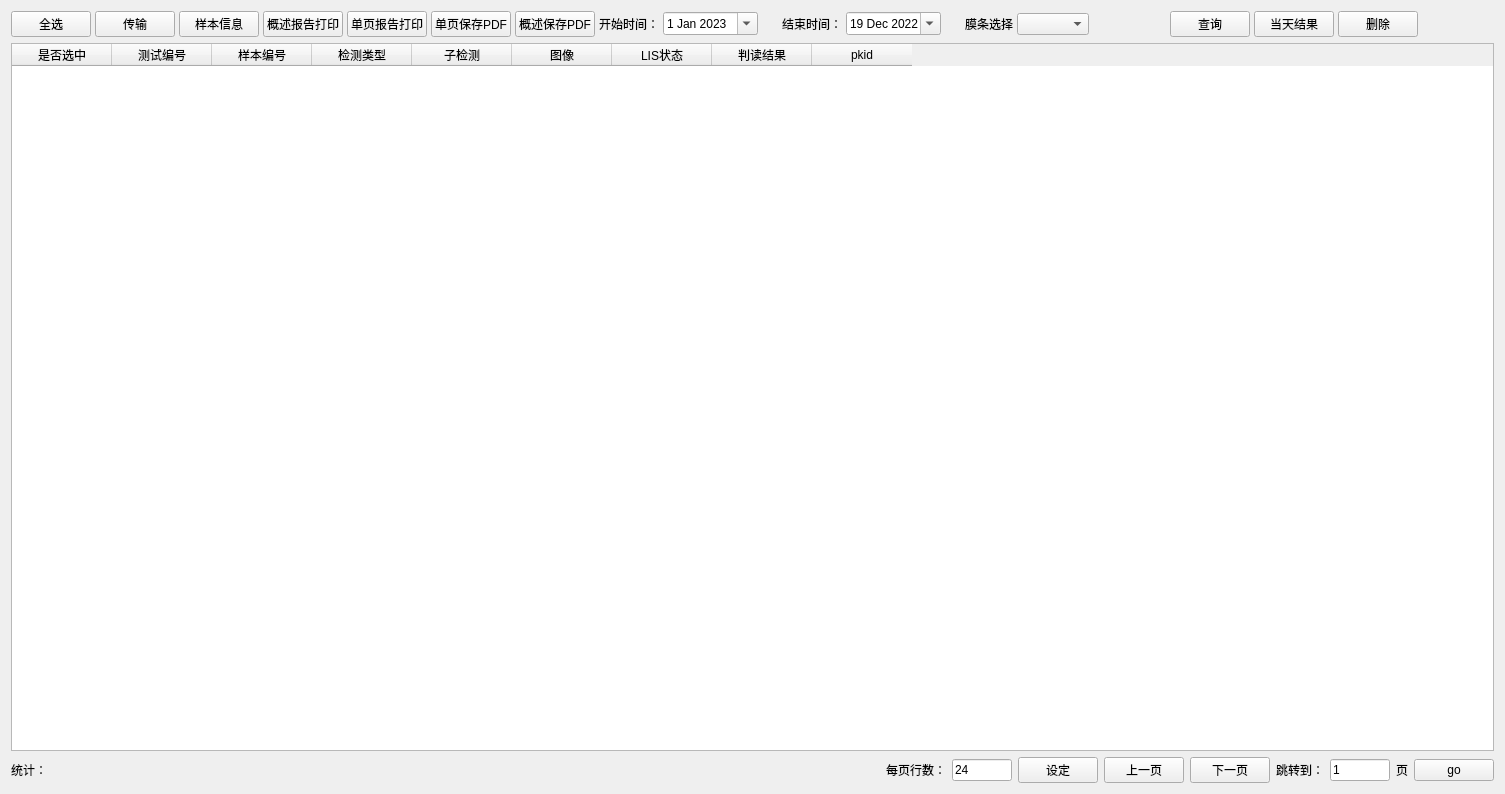
Old version of the form HumablotPro/src/Camera/TestResultDataAll.ui in the repository kevinkingmin/72FA.
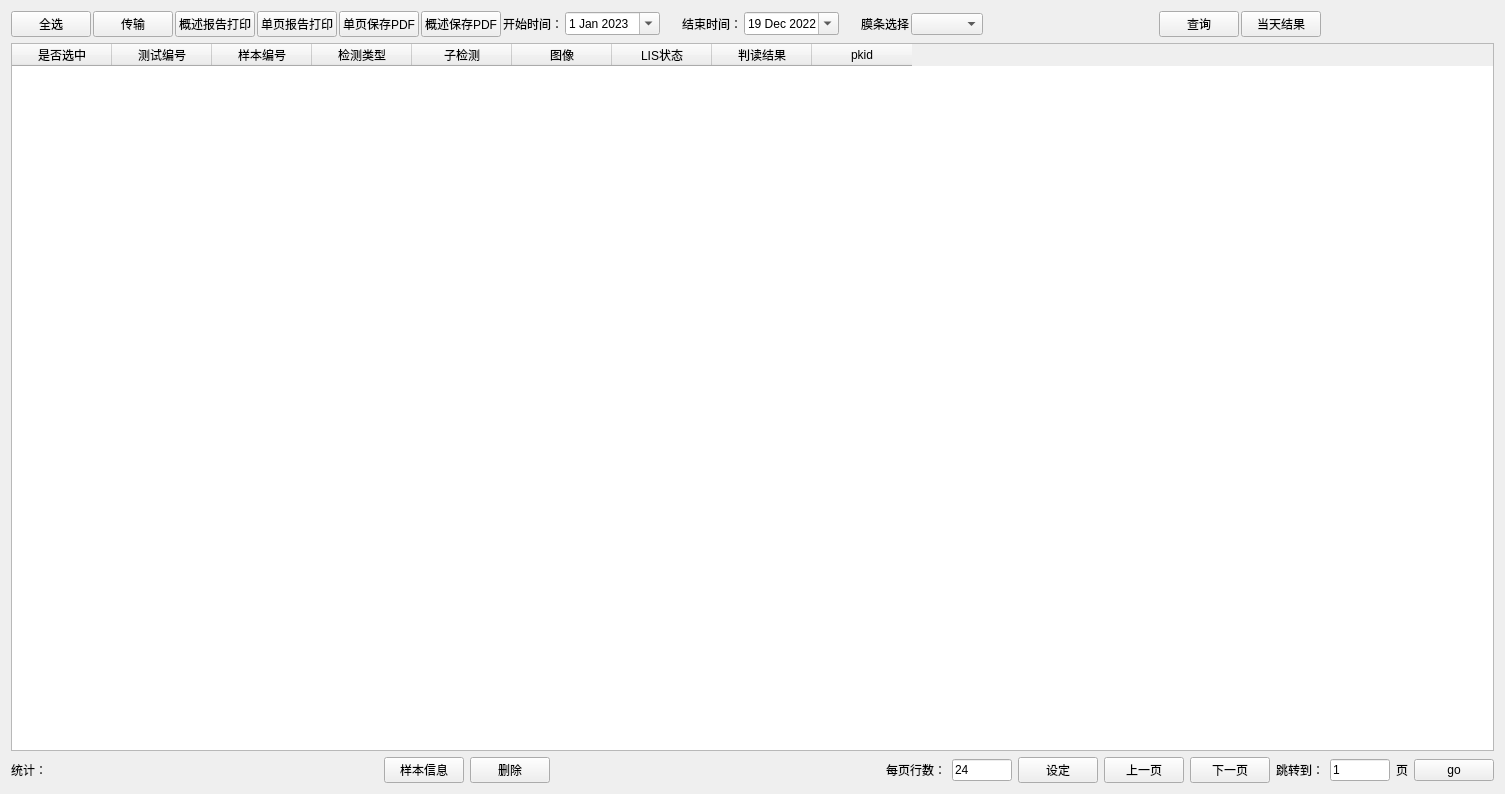
New version of the form.

Diff of the .ui file:
```diff
--- a/HumablotPro/src/Camera/TestResultDataAll.ui
+++ b/HumablotPro/src/Camera/TestResultDataAll.ui
@@ -19,7 +19,7 @@
      <item>
       <layout class="QGridLayout" name="gridLayout">
        <property name="horizontalSpacing">
-        <number>4</number>
+        <number>2</number>
        </property>
        <item row="0" column="12">
         <spacer name="horizontalSpacer_4">
@@ -47,16 +47,6 @@
          </property>
         </widget>
        </item>
-       <item row="0" column="18">
-        <widget class="QPushButton" name="btnDelete">
-         <property name="text">
-          <string>删除</string>
-         </property>
-         <property name="btnStyle" stdset="0">
-          <string>normalBtnRed</string>
-         </property>
-        </widget>
-       </item>
        <item row="0" column="13">
         <widget class="QLabel" name="label_3">
          <property name="text">
@@ -74,16 +64,6 @@
          </property>
         </widget>
        </item>
-       <item row="0" column="2">
-        <widget class="QPushButton" name="btnSampleInfo">
-         <property name="text">
-          <string>样本信息</string>
-         </property>
-         <property name="btnStyle" stdset="0">
-          <string>normalBtnpink</string>
-         </property>
-        </widget>
-       </item>
        <item row="0" column="19">
         <spacer name="horizontalSpacer_10">
          <property name="orientation">
@@ -91,7 +71,7 @@
          </property>
          <property name="sizeHint" stdset="0">
           <size>
-           <width>40</width>
+           <width>20</width>
            <height>20</height>
           </size>
          </property>
@@ -313,6 +293,39 @@
          </property>
         </spacer>
        </item>
+       <item>
+        <widget class="QPushButton" name="btnSampleInfo">
+         <property name="text">
+          <string>样本信息</string>
+         </property>
+         <property name="btnStyle" stdset="0">
+          <string>normalBtnpink</string>
+         </property>
+        </widget>
+       </item>
+       <item>
+        <widget class="QPushButton" name="btnDelete">
+         <property name="text">
+          <string>删除</string>
+         </property>
+         <property name="btnStyle" stdset="0">
+          <string>normalBtnpink</string>
+         </property>
+        </widget>
+       </item>
+       <item>
+        <spacer name="horizontalSpacer">
+         <property name="orientation">
+          <enum>Qt::Horizontal</enum>
+         </property>
+         <property name="sizeHint" stdset="0">
+          <size>
+           <width>40</width>
+           <height>20</height>
+          </size>
+         </property>
+        </spacer>
+       </item>
        <item>
         <widget class="QLabel" name="label_5">
          <property name="text">
```
